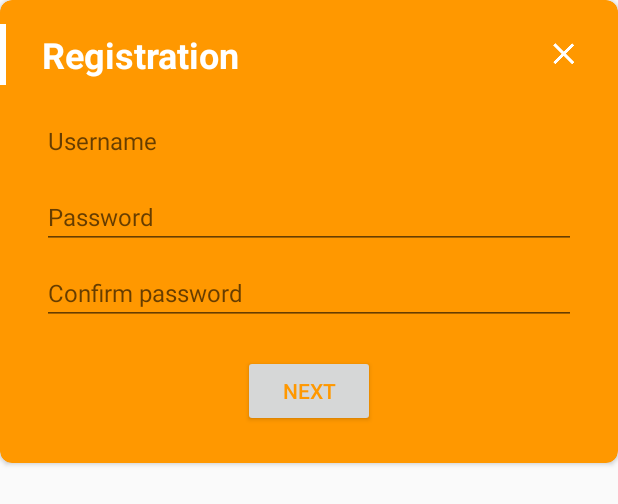
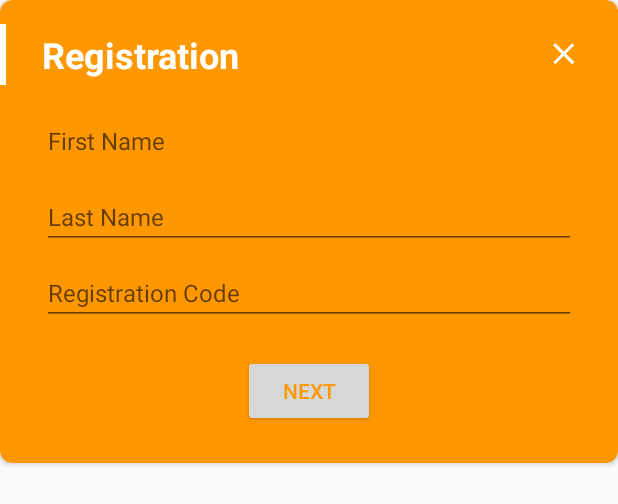
Before and after one commit to Thangiee/MARS-android-app, an Android app: the layout reg_form.xml on its own in the app's theme, with its tools: preview values and no code run, on a phone screen of 412 x 824 dp. Shown: the top 504 px of the screen. Run offline under Robolectric (Android 15) with nearby library versions, the phone set to English and light mode, and no system bars; plain views replace LinearProgressButton, MaterialEditText.

Commit message:
Implement account registration

```diff
--- a/src/main/AndroidManifest.xml
+++ b/src/main/AndroidManifest.xml
@@ -41,6 +41,7 @@
         <activity android:name=".app.ClockInOutAct"/>
         <activity android:name=".app.QrCodeScanAct"/>
         <activity android:name=".app.FaceDetectionAct"/>
+        <activity android:name=".app.RegistrationDetail"/>
 
     </application>
 </manifest>
--- a/src/main/res/layout/reg_form.xml
+++ b/src/main/res/layout/reg_form.xml
@@ -40,13 +40,13 @@
             android:background="@color/md_white"/>
 
         <com.rengwuxian.materialedittext.MaterialEditText
-            android:id="@+id/et_reg_username"
+            android:id="@+id/et_first_name"
             android:layout_width="match_parent"
             android:layout_height="wrap_content"
-            android:hint="@string/user"
+            android:hint="First Name"
+            android:textCursorDrawable="@null"
             met:met_floatingLabel="highlight"
             met:met_baseColor="@color/md_white"
-            met:met_floatingLabelText="@string/user"
             met:met_primaryColor="@color/md_white"
             met:met_floatingLabelTextSize="14sp"
             met:met_textColor="@color/md_white"
@@ -59,50 +59,48 @@
             android:layout_marginRight="28dp"/>
 
         <com.rengwuxian.materialedittext.MaterialEditText
-            android:id="@+id/et_reg_password"
+            android:id="@+id/et_last_name"
             android:layout_width="match_parent"
             android:layout_height="wrap_content"
-            android:hint="@string/pass"
+            android:hint="Last Name"
+            android:textCursorDrawable="@null"
             met:met_floatingLabel="highlight"
-            met:met_floatingLabelText="@string/pass"
             met:met_baseColor="@color/md_white"
             met:met_primaryColor="@color/md_white"
             met:met_textColor="@color/md_white"
             met:met_floatingLabelTextSize="14sp"
             android:singleLine="true"
-            android:inputType="textPassword"
             android:textSize="16sp"
-            android:layout_below="@+id/et_reg_username"
+            android:layout_below="@+id/et_first_name"
             android:layout_alignLeft="@+id/textView"
             android:layout_marginTop="8dp"
-            android:layout_alignRight="@+id/et_reg_username"/>
+            android:layout_alignRight="@+id/et_first_name"/>
 
         <com.rengwuxian.materialedittext.MaterialEditText
-            android:id="@+id/et_reg_password_confirm"
+            android:id="@+id/et_reg_code"
             android:layout_width="match_parent"
             android:layout_height="wrap_content"
-            android:hint="@string/pass_confirm"
+            android:hint="Registration Code"
+            android:textCursorDrawable="@null"
             met:met_floatingLabel="highlight"
-            met:met_floatingLabelText="@string/pass_confirm"
             met:met_baseColor="@color/md_white"
             met:met_primaryColor="@color/md_white"
             met:met_textColor="@color/md_white"
             met:met_floatingLabelTextSize="14sp"
             android:singleLine="true"
-            android:inputType="textPassword"
             android:textSize="16sp"
-            android:layout_below="@+id/et_reg_password"
+            android:layout_below="@+id/et_last_name"
             android:layout_alignLeft="@+id/textView"
             android:layout_marginTop="8dp"
-            android:layout_alignRight="@+id/et_reg_username"/>
+            android:layout_alignRight="@+id/et_first_name"/>
 
         <FrameLayout
             android:layout_width="match_parent"
             android:layout_height="56dp"
-            android:layout_below="@+id/et_reg_password_confirm"
+            android:layout_below="@+id/et_reg_code"
             android:layout_marginTop="16dp"
-            android:layout_alignLeft="@+id/et_reg_username"
-            android:layout_alignRight="@+id/et_reg_username">
+            android:layout_alignLeft="@+id/et_first_name"
+            android:layout_alignRight="@+id/et_first_name">
 
             <com.dd.morphingbutton.impl.LinearProgressButton
                 android:id="@+id/reg_next_btn"
```
Also changed, not shown: src/main/res/layout/screen_registration.xml (added, +188 -0 lines), src/main/res/menu/register.xml (added, +12 -0 lines), 4 other files.
